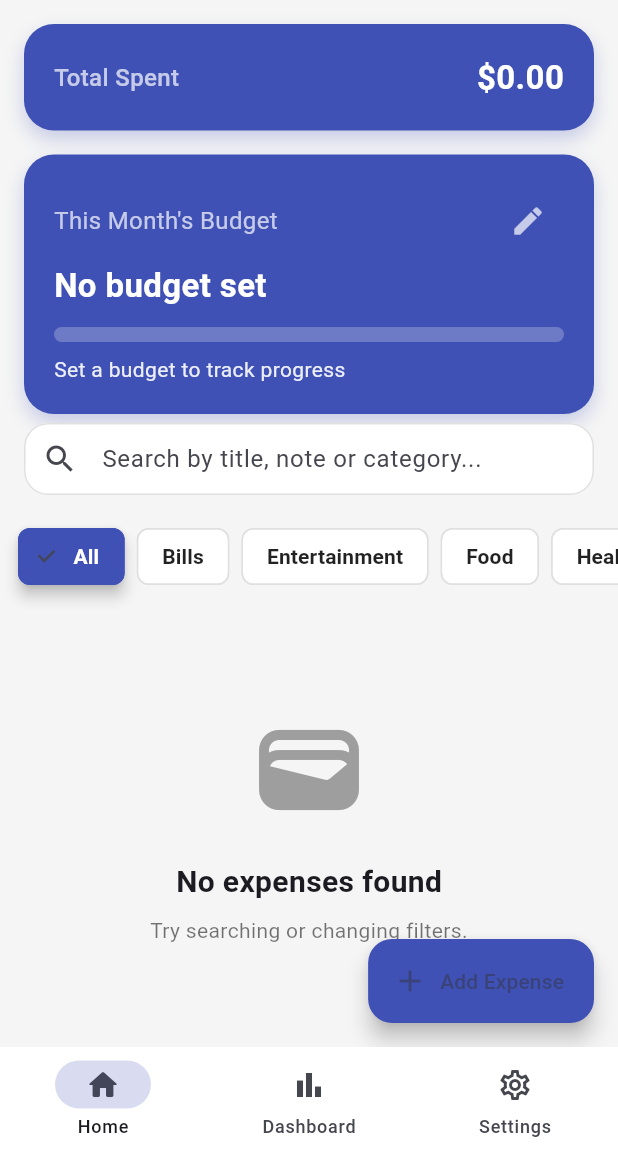
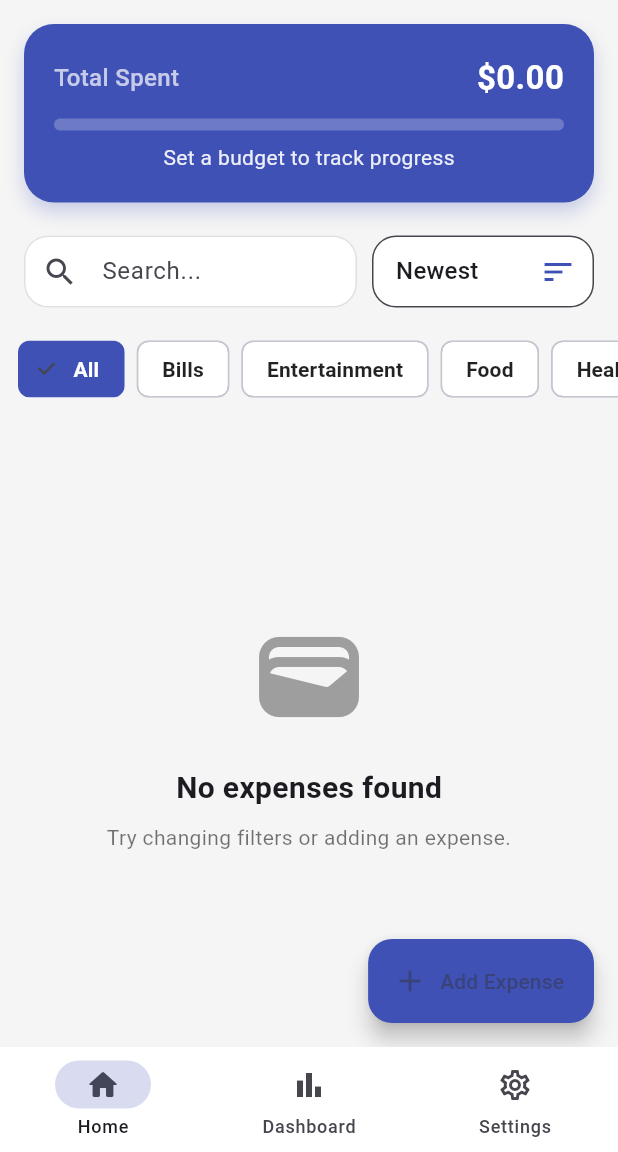
Before and after one commit to sahilsTechs/Expense-Tracker, a Flutter app: the screen it shows after launch, on a phone screen of 412 x 824 dp, the part 84-1236 px from its top. Run offline on Flutter 3.47's test engine with Material 3 defaults, Android fonts, the phone set to English and light mode, and no system bars; our stand-ins replace fl_chart, shared_preferences, sqflite; accounts and stored records are empty.

Commit message:
Filter option

```diff
--- a/lib/screens/home_screen.dart
+++ b/lib/screens/home_screen.dart
@@ -20,6 +20,7 @@ class _HomeScreenState extends State<HomeScreen> {
   String _filter = 'All';
   DateTimeRange? _selectedRange;
   String _searchQuery = '';
+  String _sortOption = 'Newest First'; // default sort
 
   @override
   Widget build(BuildContext context) {
@@ -29,11 +30,13 @@ class _HomeScreenState extends State<HomeScreen> {
     final currencyFormatter = NumberFormat.simpleCurrency();
 
     // Filtered expenses (category + date + search)
-    List filtered = _filter == 'All'
+    List filtered = List.from(
+      _filter == 'All'
           ? expenseProvider.expenses
-        : expenseProvider.expenses.where((e) => e.category == _filter).toList();
+          : expenseProvider.expenses.where((e) => e.category == _filter),
+    );
 
-    // Apply date range
+    // Apply date range filter
     if (_selectedRange != null) {
       filtered = filtered.where((e) {
         return e.date.isAfter(
@@ -51,6 +54,22 @@ class _HomeScreenState extends State<HomeScreen> {
             e.note.toLowerCase().contains(q) ||
             e.category.toLowerCase().contains(q);
       }).toList();
+    }
+
+    // ✅ Apply sorting
+    switch (_sortOption) {
+      case 'Newest First':
+        filtered.sort((a, b) => b.date.compareTo(a.date));
+        break;
+      case 'Oldest First':
+        filtered.sort((a, b) => a.date.compareTo(b.date));
+        break;
+      case 'Amount: High → Low':
+        filtered.sort((a, b) => b.amount.compareTo(a.amount));
+        break;
+      case 'Amount: Low → High':
+        filtered.sort((a, b) => a.amount.compareTo(b.amount));
+        break;
     }
 
     final totalSpent = filtered.fold<double>(0, (sum, e) => sum + e.amount);
@@ -117,7 +136,7 @@ class _HomeScreenState extends State<HomeScreen> {
       ),
       body: Column(
         children: [
-          // 💰 Total Spent Card
+          // 💰 Budget Summary
           Container(
             margin: const EdgeInsets.all(16),
             padding: const EdgeInsets.all(20),
@@ -132,7 +151,9 @@ class _HomeScreenState extends State<HomeScreen> {
                 ),
               ],
             ),
-            child: Row(
+            child: Column(
+              children: [
+                Row(
                   mainAxisAlignment: MainAxisAlignment.spaceBetween,
                   children: [
                     const Text(
@@ -153,62 +174,10 @@ class _HomeScreenState extends State<HomeScreen> {
                     ),
                   ],
                 ),
-          ),
-
-          // 💸 Budget Card
-          Container(
-            margin: const EdgeInsets.symmetric(horizontal: 16),
-            padding: const EdgeInsets.all(20),
-            decoration: BoxDecoration(
-              color: Colors.indigo,
-              borderRadius: BorderRadius.circular(20),
-              boxShadow: [
-                BoxShadow(
-                  color: Colors.indigo.withOpacity(0.25),
-                  blurRadius: 10,
-                  offset: const Offset(0, 6),
-                ),
-              ],
-            ),
-            child: Column(
-              crossAxisAlignment: CrossAxisAlignment.start,
-              children: [
-                Row(
-                  mainAxisAlignment: MainAxisAlignment.spaceBetween,
-                  children: [
-                    const Text(
-                      "This Month's Budget",
-                      style: TextStyle(color: Colors.white70, fontSize: 16),
-                    ),
-                    IconButton(
-                      onPressed: () async {
-                        await Navigator.push(
-                          context,
-                          MaterialPageRoute(
-                            builder: (_) => const SetBudgetScreen(),
-                          ),
-                        );
-                        setState(() {});
-                      },
-                      icon: const Icon(Icons.edit, color: Colors.white70),
-                    ),
-                  ],
-                ),
-                const SizedBox(height: 4),
-                Text(
-                  budget == 0
-                      ? 'No budget set'
-                      : '₹${budget.toStringAsFixed(2)}',
-                  style: const TextStyle(
-                    color: Colors.white,
-                    fontSize: 22,
-                    fontWeight: FontWeight.bold,
-                  ),
-                ),
                 const SizedBox(height: 12),
                 LinearProgressIndicator(
                   value: progress,
-                  minHeight: 10,
+                  minHeight: 8,
                   backgroundColor: Colors.white24,
                   color: progress >= 1
                       ? Colors.redAccent
@@ -225,9 +194,7 @@ class _HomeScreenState extends State<HomeScreen> {
                       ? '⚠️ You have exceeded your budget!'
                       : 'Remaining: ₹${remaining.toStringAsFixed(2)}',
                   style: TextStyle(
-                    color: progress >= 1
-                        ? Colors.redAccent
-                        : Colors.white.withOpacity(0.9),
+                    color: Colors.white.withOpacity(0.9),
                     fontSize: 14,
                   ),
                 ),
@@ -235,12 +202,12 @@ class _HomeScreenState extends State<HomeScreen> {
             ),
           ),
 
-          // 📆 Date Range Display
+          // 📆 Show Selected Date Range
           if (_selectedRange != null)
             Padding(
               padding: const EdgeInsets.symmetric(
                 horizontal: 16.0,
-                vertical: 8,
+                vertical: 6,
               ),
               child: Container(
                 padding: const EdgeInsets.symmetric(
@@ -255,7 +222,7 @@ class _HomeScreenState extends State<HomeScreen> {
                   mainAxisAlignment: MainAxisAlignment.spaceBetween,
                   children: [
                     Text(
-                      '${DateFormat('MMM dd, yyyy').format(_selectedRange!.start)}  →  ${DateFormat('MMM dd, yyyy').format(_selectedRange!.end)}',
+                      '${DateFormat('MMM dd, yyyy').format(_selectedRange!.start)} → ${DateFormat('MMM dd, yyyy').format(_selectedRange!.end)}',
                       style: const TextStyle(fontWeight: FontWeight.w500),
                     ),
                     GestureDetector(
@@ -267,16 +234,20 @@ class _HomeScreenState extends State<HomeScreen> {
               ),
             ),
 
-          // 🔍 Search Bar
+          // 🔍 Search + Sort Row
           Padding(
             padding: const EdgeInsets.symmetric(
               horizontal: 16.0,
               vertical: 6.0,
             ),
+            child: Row(
+              children: [
+                Expanded(
+                  flex: 3,
                   child: TextField(
                     onChanged: (value) => setState(() => _searchQuery = value),
                     decoration: InputDecoration(
-                hintText: 'Search by title, note or category...',
+                      hintText: 'Search...',
                       prefixIcon: const Icon(Icons.search),
                       filled: true,
                       fillColor: Colors.white,
@@ -293,6 +264,51 @@ class _HomeScreenState extends State<HomeScreen> {
                         borderSide: BorderSide(color: Colors.grey[300]!),
                       ),
                     ),
+                  ),
+                ),
+                const SizedBox(width: 10),
+                Expanded(
+                  flex: 2,
+                  child: DropdownButtonFormField<String>(
+                    value: _sortOption,
+                    isExpanded: true,
+                    decoration: InputDecoration(
+                      contentPadding: const EdgeInsets.symmetric(
+                        horizontal: 12,
+                        vertical: 8,
+                      ),
+                      border: OutlineInputBorder(
+                        borderRadius: BorderRadius.circular(16),
+                        borderSide: BorderSide(color: Colors.grey[300]!),
+                      ),
+                      filled: true,
+                      fillColor: Colors.white,
+                    ),
+                    icon: const Icon(Icons.sort, color: Colors.indigo),
+                    items: const [
+                      DropdownMenuItem(
+                        value: 'Newest First',
+                        child: Text('Newest'),
+                      ),
+                      DropdownMenuItem(
+                        value: 'Oldest First',
+                        child: Text('Oldest'),
+                      ),
+                      DropdownMenuItem(
+                        value: 'Amount: High → Low',
+                        child: Text('High → Low'),
+                      ),
+                      DropdownMenuItem(
+                        value: 'Amount: Low → High',
+                        child: Text('Low → High'),
+                      ),
+                    ],
+                    onChanged: (value) {
+                      setState(() => _sortOption = value!);
+                    },
+                  ),
+                ),
+              ],
             ),
           ),
 
@@ -334,11 +350,9 @@ class _HomeScreenState extends State<HomeScreen> {
         icon: const Icon(Icons.add),
         label: const Text('Add Expense'),
       ),
-
     );
   }
 
-  // 🏷 Category Chips
   Widget _buildCategoryChips(CategoryProvider categoryProvider) {
     final categoryList = categoryProvider.categories
         .map((e) => e.name)
@@ -362,11 +376,7 @@ class _HomeScreenState extends State<HomeScreen> {
         itemBuilder: (context, i) {
           final c = cats[i];
           final selected = c == _filter;
-          return AnimatedContainer(
-            duration: const Duration(milliseconds: 250),
-            curve: Curves.easeOut,
-            child: ChoiceChip(
-              elevation: selected ? 4 : 0,
+          return ChoiceChip(
             label: Text(
               c,
               style: TextStyle(
@@ -377,18 +387,13 @@ class _HomeScreenState extends State<HomeScreen> {
             selected: selected,
             selectedColor: Colors.indigo,
             backgroundColor: Colors.white,
-              side: BorderSide(
-                color: selected ? Colors.indigo : Colors.grey[300]!,
-              ),
             onSelected: (_) => setState(() => _filter = c),
-            ),
           );
         },
       ),
     );
   }
 
-  // 🎭 Empty State
   Widget _emptyState() {
     return Center(
       child: Padding(
@@ -404,7 +409,7 @@ class _HomeScreenState extends State<HomeScreen> {
             ),
             const SizedBox(height: 8),
             const Text(
-              'Try searching or changing filters.',
+              'Try changing filters or adding an expense.',
               textAlign: TextAlign.center,
               style: TextStyle(color: Colors.black54),
             ),
```
Lines whose indentation alone changed are shown as unchanged.
